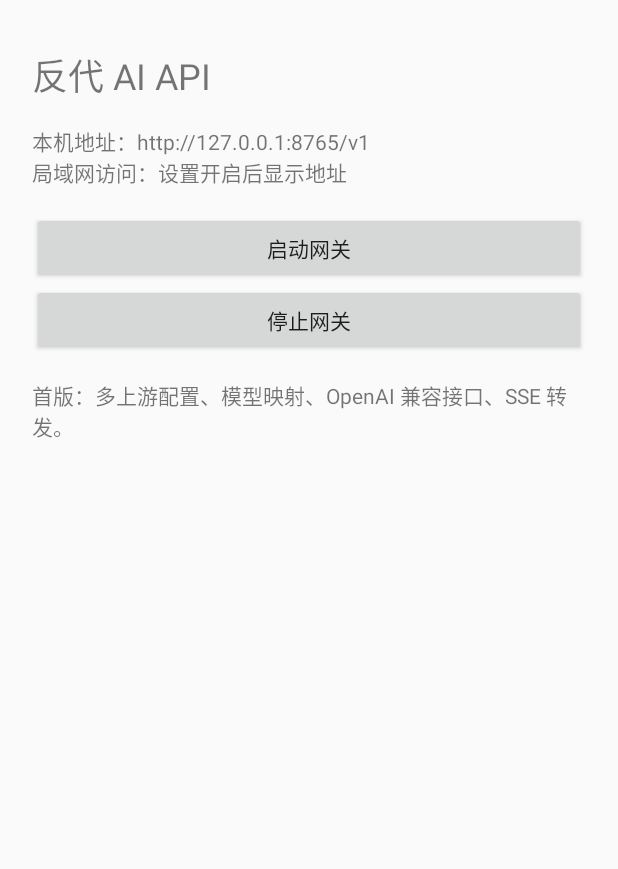
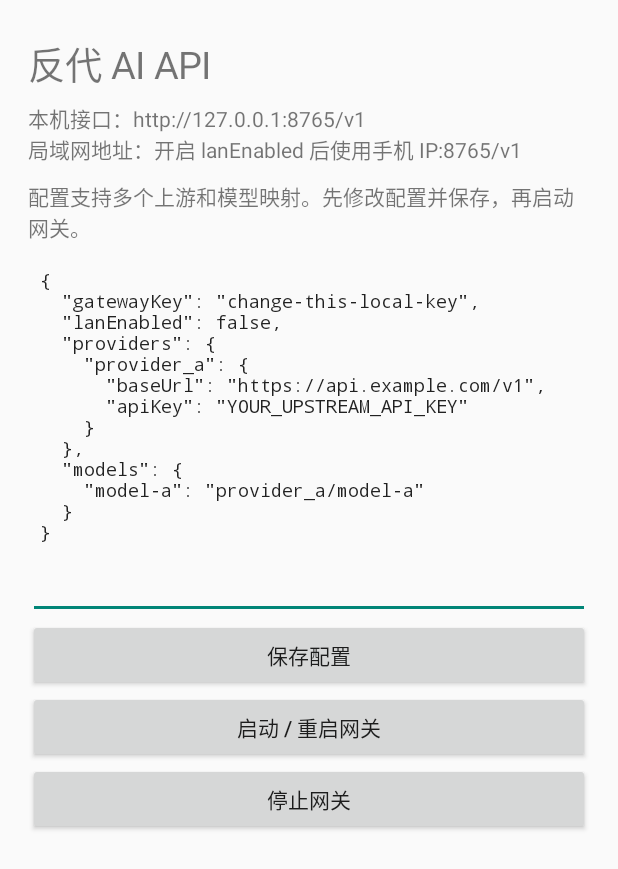
Before and after one commit to qingjian0/fandai-ai-api, an Android app: the screen it shows after launch (MainActivity), on a phone screen of 412 x 824 dp. Shown: the top 869 px of the screen. Run offline under Robolectric (Android 15) with nearby library versions, the phone set to English and light mode, and no system bars.

Commit message:
feat: add gateway configuration editor and controls

```diff
--- a/app/src/main/java/app/fandai/proxy/MainActivity.kt
+++ b/app/src/main/java/app/fandai/proxy/MainActivity.kt
@@ -3,35 +3,109 @@ package app.fandai.proxy
 import android.app.Activity
 import android.content.Intent
 import android.os.Bundle
+import android.view.ViewGroup
 import android.widget.Button
+import android.widget.EditText
 import android.widget.LinearLayout
+import android.widget.ScrollView
 import android.widget.TextView
+import java.net.Inet4Address
+import java.net.NetworkInterface
+import java.util.Collections
 
 class MainActivity : Activity() {
+    private lateinit var configEditor: EditText
+    private lateinit var status: TextView
+
     override fun onCreate(savedInstanceState: Bundle?) {
         super.onCreate(savedInstanceState)
-        val layout = LinearLayout(this).apply {
+
+        val content = LinearLayout(this).apply {
             orientation = LinearLayout.VERTICAL
-            setPadding(32, 48, 32, 24)
+            setPadding(28, 36, 28, 24)
         }
-        layout.addView(TextView(this).apply { text = "反代 AI API"; textSize = 24f })
-        layout.addView(TextView(this).apply {
-            text = "本机地址：http://127.0.0.1:8765/v1\n局域网访问：设置开启后显示地址"
+        content.addView(TextView(this).apply {
+            text = "反代 AI API"
+            textSize = 25f
+        })
+        content.addView(TextView(this).apply {
+            text = "本机接口：http://127.0.0.1:8765/v1\n局域网地址：开启 lanEnabled 后使用手机 IP:8765/v1"
             textSize = 14f
-            setPadding(0, 24, 0, 24)
+            setPadding(0, 12, 0, 16)
         })
-        layout.addView(Button(this).apply {
-            text = "启动网关"
-            setOnClickListener { startForegroundService(Intent(this@MainActivity, GatewayService::class.java)) }
+        status = TextView(this).apply {
+            text = "配置支持多个上游和模型映射。先修改配置并保存，再启动网关。"
+            textSize = 14f
+            setPadding(0, 0, 0, 12)
+        }
+        content.addView(status)
+
+        configEditor = EditText(this).apply {
+            setText(
+                getSharedPreferences("gateway", MODE_PRIVATE)
+                    .getString("config", GatewayConfig.DEFAULT_JSON)
+            )
+            textSize = 12f
+            typeface = android.graphics.Typeface.MONOSPACE
+            gravity = android.view.Gravity.TOP or android.view.Gravity.START
+            minLines = 16
+            setHorizontallyScrolling(false)
+            isVerticalScrollBarEnabled = true
+            setPadding(12, 12, 12, 12)
+            layoutParams = LinearLayout.LayoutParams(
+                ViewGroup.LayoutParams.MATCH_PARENT,
+                0,
+                1f
+            )
+        }
+        content.addView(configEditor)
+
+        content.addView(Button(this).apply {
+            text = "保存配置"
+            setOnClickListener {
+                try {
+                    GatewayConfig.save(this@MainActivity, configEditor.text.toString())
+                    status.text = "配置已保存。局域网模式必须设置独立且足够随机的 gatewayKey。"
+                } catch (e: Exception) {
+                    status.text = "配置错误：${e.message}"
+                }
+            }
         })
-        layout.addView(Button(this).apply {
+        content.addView(Button(this).apply {
+            text = "启动 / 重启网关"
+            setOnClickListener {
+                try {
+                    GatewayConfig.save(this@MainActivity, configEditor.text.toString())
+                    stopService(Intent(this@MainActivity, GatewayService::class.java))
+                    startForegroundService(Intent(this@MainActivity, GatewayService::class.java))
+                    status.text = "网关启动请求已发送。\n本机：http://127.0.0.1:8765/v1\n局域网：${lanAddress()}"
+                } catch (e: Exception) {
+                    status.text = "启动失败：${e.message}"
+                }
+            }
+        })
+        content.addView(Button(this).apply {
             text = "停止网关"
-            setOnClickListener { stopService(Intent(this@MainActivity, GatewayService::class.java)) }
+            setOnClickListener {
+                stopService(Intent(this@MainActivity, GatewayService::class.java))
+                status.text = "已发送停止请求。"
+            }
         })
-        layout.addView(TextView(this).apply {
-            text = "首版：多上游配置、模型映射、OpenAI 兼容接口、SSE 转发。"
-            setPadding(0, 24, 0, 0)
-        })
-        setContentView(layout)
+
+        setContentView(ScrollView(this).apply { addView(content) })
+    }
+
+    private fun lanAddress(): String {
+        return try {
+            val interfaces = Collections.list(NetworkInterface.getNetworkInterfaces())
+            val address = interfaces.asSequence()
+                .filter { it.isUp && !it.isLoopback }
+                .flatMap { Collections.list(it.inetAddresses).asSequence() }
+                .filterIsInstance<Inet4Address>()
+                .firstOrNull { !it.isLoopbackAddress && !it.isLinkLocalAddress }
+            address?.hostAddress?.let { "http://$it:8765/v1" } ?: "未获取到局域网 IPv4 地址"
+        } catch (_: Exception) {
+            "未获取到局域网 IPv4 地址"
+        }
     }
 }
```
